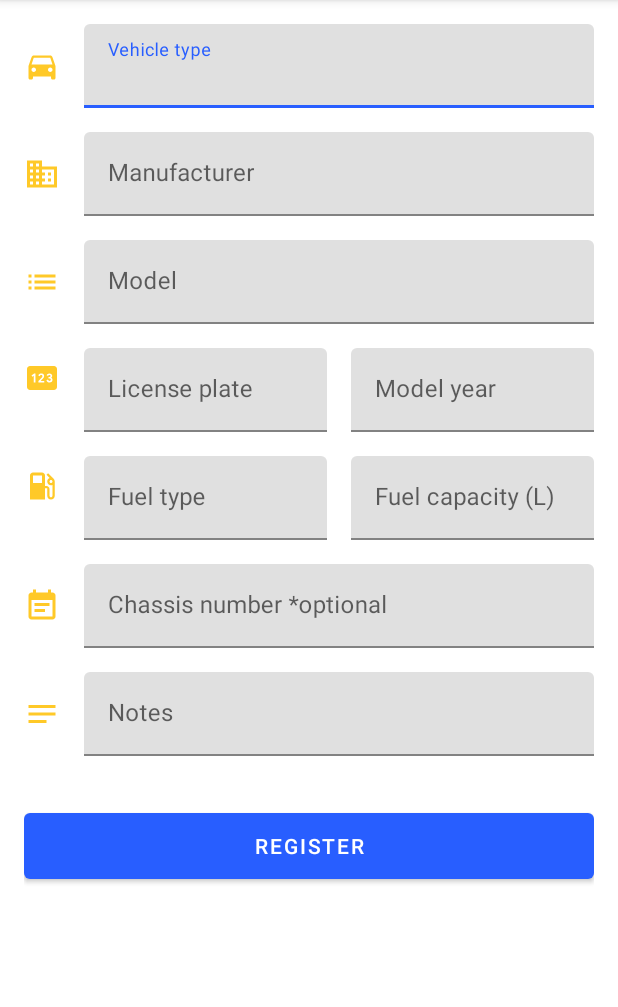
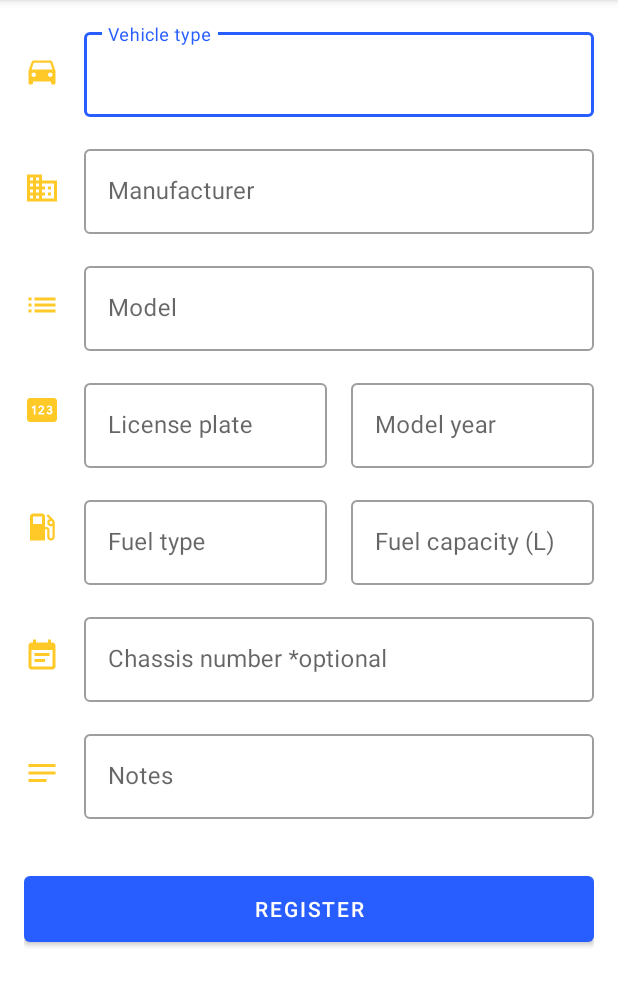
Before and after one commit to PeterKingori/My-Car-Maintenance, an Android app: the VehicleRegistrationActivity screen opened directly, with no data from a screen before it, on a phone screen of 412 x 824 dp, the part 84-1091 px from its top. Run offline under Robolectric (Android 15) with nearby library versions, the light colour scheme and no system bars.

Commit message:
Add styles for the text input and text views.

```diff
--- a/app/src/main/res/layout/activity_main.xml
+++ b/app/src/main/res/layout/activity_main.xml
@@ -20,6 +20,7 @@
 
     <com.google.android.material.textview.MaterialTextView
         android:id="@+id/welcome_text"
+        style="@style/Widget.MyCarMaintenance.TextView"
         android:layout_width="wrap_content"
         android:layout_height="wrap_content"
         android:layout_marginTop="16dp"
@@ -30,6 +31,7 @@
 
     <com.google.android.material.textview.MaterialTextView
         android:id="@+id/add_vehicle_text"
+        style="@style/Widget.MyCarMaintenance.TextView"
         android:layout_width="wrap_content"
         android:layout_height="wrap_content"
         android:layout_marginTop="16dp"
--- a/app/src/main/res/layout/activity_vehicle_registration.xml
+++ b/app/src/main/res/layout/activity_vehicle_registration.xml
@@ -22,8 +22,8 @@
         android:id="@+id/vehicle_type"
         android:layout_width="match_parent"
         android:layout_height="wrap_content"
+        android:layout_marginStart="40dp"
         android:hint="@string/vehicle_type"
-        android:layout_marginStart="40dp"
         app:layout_constraintStart_toEndOf="@id/icon_vehicle_type"
         app:layout_constraintTop_toTopOf="parent">
 
@@ -49,9 +49,9 @@
         android:id="@+id/vehicle_manufacturer"
         android:layout_width="match_parent"
         android:layout_height="wrap_content"
+        android:layout_marginStart="40dp"
         android:layout_marginTop="16dp"
         android:hint="@string/manufacturer"
-        android:layout_marginStart="40dp"
         app:layout_constraintStart_toEndOf="@id/icon_vehicle_manufacturer"
         app:layout_constraintTop_toBottomOf="@id/vehicle_type">
 
@@ -77,8 +77,8 @@
         android:id="@+id/vehicle_model"
         android:layout_width="match_parent"
         android:layout_height="wrap_content"
+        android:layout_marginStart="40dp"
         android:layout_marginTop="16dp"
-        android:layout_marginStart="40dp"
         android:hint="@string/model"
         app:layout_constraintStart_toEndOf="@id/icon_vehicle_model"
         app:layout_constraintTop_toBottomOf="@id/vehicle_manufacturer">
@@ -105,13 +105,13 @@
         android:id="@+id/vehicle_license_model_year"
         android:layout_width="match_parent"
         android:layout_height="wrap_content"
+        android:layout_marginStart="40dp"
         android:baselineAligned="false"
         android:orientation="horizontal"
-        android:layout_marginStart="40dp"
-        app:layout_constraintTop_toBottomOf="@id/vehicle_model"
         app:layout_constraintBottom_toTopOf="@id/vehicle_fuel"
         app:layout_constraintEnd_toEndOf="parent"
-        app:layout_constraintStart_toEndOf="@id/icon_vehicle_license_year">
+        app:layout_constraintStart_toEndOf="@id/icon_vehicle_license_year"
+        app:layout_constraintTop_toBottomOf="@id/vehicle_model">
 
         <com.google.android.material.textfield.TextInputLayout
             android:id="@+id/vehicle_license_plate"
@@ -161,9 +161,9 @@
         android:id="@+id/vehicle_fuel"
         android:layout_width="match_parent"
         android:layout_height="wrap_content"
+        android:layout_marginStart="40dp"
         android:baselineAligned="false"
         android:orientation="horizontal"
-        android:layout_marginStart="40dp"
         app:layout_constraintEnd_toEndOf="parent"
         app:layout_constraintStart_toEndOf="@id/icon_vehicle_fuel"
         app:layout_constraintTop_toBottomOf="@id/vehicle_license_model_year">
@@ -216,9 +216,9 @@
         android:id="@+id/vehicle_chassis_number"
         android:layout_width="match_parent"
         android:layout_height="wrap_content"
+        android:layout_marginStart="40dp"
         android:layout_marginTop="16dp"
         android:hint="@string/chassis_number"
-        android:layout_marginStart="40dp"
         app:layout_constraintEnd_toEndOf="parent"
         app:layout_constraintStart_toEndOf="@id/icon_vehicle_chassis_number"
         app:layout_constraintTop_toBottomOf="@id/vehicle_fuel">
@@ -245,9 +245,9 @@
         android:id="@+id/vehicle_notes"
         android:layout_width="match_parent"
         android:layout_height="wrap_content"
+        android:layout_marginStart="40dp"
         android:layout_marginTop="16dp"
         android:hint="@string/notes"
-        android:layout_marginStart="40dp"
         app:layout_constraintEnd_toEndOf="parent"
         app:layout_constraintStart_toEndOf="@id/icon_vehicle_notes"
         app:layout_constraintTop_toBottomOf="@id/vehicle_chassis_number">
--- a/app/src/main/res/values-night/themes.xml
+++ b/app/src/main/res/values-night/themes.xml
@@ -12,5 +12,6 @@
         <!-- Status bar color. -->
         <item name="android:statusBarColor">?attr/colorPrimaryVariant</item>
         <!-- Customize your theme here. -->
+        <item name="textInputStyle">@style/Widget.MaterialComponents.TextInputLayout.OutlinedBox</item>
     </style>
 </resources>
--- a/app/src/main/res/values/themes.xml
+++ b/app/src/main/res/values/themes.xml
@@ -12,5 +12,6 @@
         <!-- Status bar color. -->
         <item name="android:statusBarColor">?attr/colorPrimaryVariant</item>
         <!-- Customize your theme here. -->
+        <item name="textInputStyle">@style/Widget.MaterialComponents.TextInputLayout.OutlinedBox</item>
     </style>
 </resources>
```
Also changed, not shown: app/src/main/res/values/styles.xml (added, +8 -0 lines).
